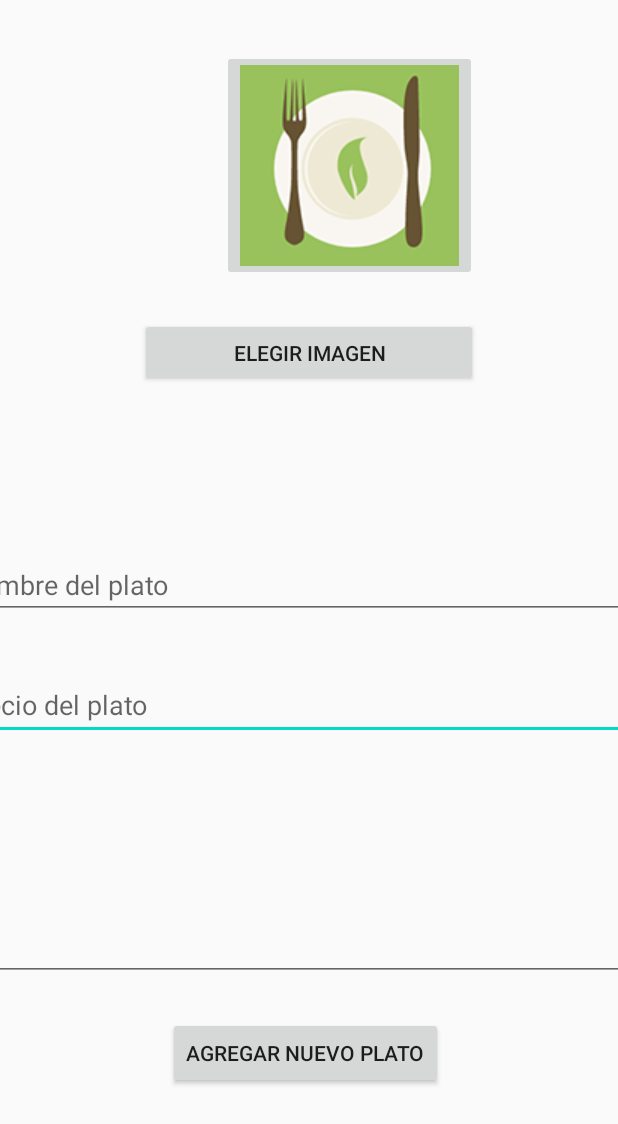
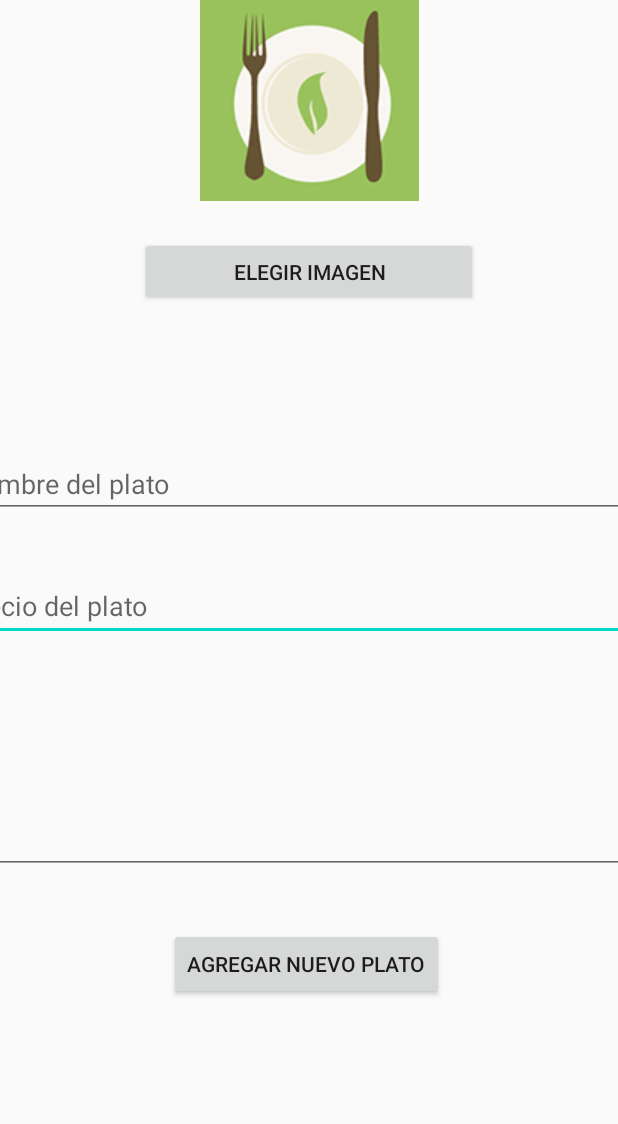
Before and after one commit to crendonzen/OuMauRestaurante, an Android app: the layout fragment_agregar_plato.xml on its own in the app's theme, with its tools: preview values and no code run, on a phone screen of 412 x 824 dp. Shown: the top 1124 px of the screen. Run offline under Robolectric (Android 15) with nearby library versions, the phone set to English and light mode, and no system bars.

Commit message:
Version 1.0: Arrastrar y soltar 1

```diff
--- a/app/src/main/AndroidManifest.xml
+++ b/app/src/main/AndroidManifest.xml
@@ -1,7 +1,6 @@
 <?xml version="1.0" encoding="utf-8"?>
 <manifest xmlns:android="http://schemas.android.com/apk/res/android"
     package="com.example.myapplication">
-
     <uses-permission android:name="android.permission.INTERNET" />
 
     <application
@@ -28,5 +27,4 @@
             </intent-filter>
         </activity>
     </application>
-
 </manifest>
--- a/app/src/main/res/layout/fragment_agregar_plato.xml
+++ b/app/src/main/res/layout/fragment_agregar_plato.xml
@@ -10,152 +10,83 @@
         android:id="@+id/btnAgregar"
         android:layout_width="wrap_content"
         android:layout_height="wrap_content"
+        android:layout_marginTop="36dp"
         android:text="Agregar nuevo plato"
-        app:layout_constraintBottom_toTopOf="@+id/guideline10"
         app:layout_constraintEnd_toEndOf="parent"
-        app:layout_constraintHorizontal_bias="0.489"
+        app:layout_constraintHorizontal_bias="0.494"
         app:layout_constraintStart_toStartOf="parent"
-        app:layout_constraintTop_toTopOf="@+id/guideline8"
-        app:layout_constraintVertical_bias="0.23" />
+        app:layout_constraintTop_toBottomOf="@+id/txtDescripcion" />
 
     <EditText
         android:id="@+id/txtPrecionPlato"
         android:layout_width="474dp"
         android:layout_height="46dp"
+        android:layout_marginTop="36dp"
         android:ems="10"
         android:hint="Precio del plato"
         android:inputType="numberDecimal"
-        app:layout_constraintBottom_toTopOf="@+id/guideline3"
         app:layout_constraintEnd_toEndOf="parent"
+        app:layout_constraintHorizontal_bias="0.501"
         app:layout_constraintStart_toStartOf="parent"
-        app:layout_constraintTop_toTopOf="@+id/guideline6" />
+        app:layout_constraintTop_toBottomOf="@+id/txtnombrePlato" />
 
     <EditText
         android:id="@+id/txtnombrePlato"
         android:layout_width="472dp"
         android:layout_height="45dp"
+        android:layout_marginTop="28dp"
         android:ems="10"
         android:hint="Nombre del plato"
         android:inputType="textPersonName"
-        app:layout_constraintBottom_toTopOf="@+id/guideline6"
         app:layout_constraintEnd_toEndOf="parent"
+        app:layout_constraintHorizontal_bias="0.498"
         app:layout_constraintStart_toStartOf="parent"
-        app:layout_constraintTop_toTopOf="@+id/guideline2" />
-
-    <androidx.constraintlayout.widget.Guideline
-        android:id="@+id/guideline"
-        android:layout_width="wrap_content"
-        android:layout_height="wrap_content"
-        android:orientation="horizontal"
-        app:layout_constraintGuide_begin="270dp" />
-
-    <androidx.constraintlayout.widget.Guideline
-        android:id="@+id/guideline2"
-        android:layout_width="wrap_content"
-        android:layout_height="wrap_content"
-        android:orientation="horizontal"
-        app:layout_constraintGuide_begin="350dp" />
-
-    <androidx.constraintlayout.widget.Guideline
-        android:id="@+id/guideline3"
-        android:layout_width="wrap_content"
-        android:layout_height="wrap_content"
-        android:orientation="horizontal"
-        app:layout_constraintGuide_begin="510dp" />
-
-    <androidx.constraintlayout.widget.Guideline
-        android:id="@+id/guideline6"
-        android:layout_width="wrap_content"
-        android:layout_height="wrap_content"
-        android:orientation="horizontal"
-        app:layout_constraintGuide_begin="430dp" />
+        app:layout_constraintTop_toBottomOf="@+id/spnCategoria" />
 
     <EditText
         android:id="@+id/txtDescripcion"
         android:layout_width="472dp"
         android:layout_height="127dp"
+        android:layout_marginTop="28dp"
         android:ems="10"
         android:gravity="start|top"
         android:inputType="textMultiLine"
-        app:layout_constraintBottom_toTopOf="@+id/guideline8"
         app:layout_constraintEnd_toEndOf="parent"
+        app:layout_constraintHorizontal_bias="0.498"
         app:layout_constraintStart_toStartOf="parent"
-        app:layout_constraintTop_toTopOf="@+id/guideline3" />
+        app:layout_constraintTop_toBottomOf="@+id/txtPrecionPlato" />
 
     <Spinner
         android:id="@+id/spnCategoria"
         android:layout_width="472dp"
         android:layout_height="44dp"
-        android:layout_marginTop="8dp"
+        android:layout_marginTop="24dp"
         android:spinnerMode="dialog"
-        app:layout_constraintBottom_toTopOf="@+id/guideline2"
         app:layout_constraintEnd_toEndOf="parent"
-        app:layout_constraintHorizontal_bias="0.509"
+        app:layout_constraintHorizontal_bias="0.501"
         app:layout_constraintStart_toStartOf="parent"
-        app:layout_constraintTop_toTopOf="@+id/guideline" />
-
-    <androidx.constraintlayout.widget.Guideline
-        android:id="@+id/guideline8"
-        android:layout_width="wrap_content"
-        android:layout_height="wrap_content"
-        android:orientation="horizontal"
-        app:layout_constraintGuide_begin="670dp" />
-
-    <androidx.constraintlayout.widget.Guideline
-        android:id="@+id/guideline10"
-        android:layout_width="wrap_content"
-        android:layout_height="wrap_content"
-        android:orientation="horizontal"
-        app:layout_constraintGuide_begin="753dp" />
+        app:layout_constraintTop_toBottomOf="@+id/btnBuscarImagen" />
 
     <Button
         android:id="@+id/btnBuscarImagen"
         android:layout_width="225dp"
         android:layout_height="46dp"
+        android:layout_marginTop="24dp"
         android:text="ELEGIR IMAGEN"
-        app:layout_constraintBottom_toTopOf="@+id/guideline"
         app:layout_constraintEnd_toEndOf="parent"
         app:layout_constraintStart_toStartOf="parent"
-        app:layout_constraintTop_toTopOf="@+id/guideline7" />
+        app:layout_constraintTop_toBottomOf="@+id/imgPlato" />
 
-    <androidx.constraintlayout.widget.Guideline
-        android:id="@+id/guideline5"
-        android:layout_width="wrap_content"
-        android:layout_height="wrap_content"
-        android:orientation="horizontal"
-        app:layout_constraintGuide_begin="20dp" />
-
-    <androidx.constraintlayout.widget.Guideline
-        android:id="@+id/guideline7"
-        android:layout_width="wrap_content"
-        android:layout_height="wrap_content"
-        android:orientation="horizontal"
-        app:layout_constraintGuide_begin="200dp" />
-
-    <ImageButton
+    <ImageView
         android:id="@+id/imgPlato"
         android:layout_width="wrap_content"
         android:layout_height="wrap_content"
-        android:maxWidth="2dp"
-        android:maxHeight="50dp"
+        android:maxWidth="200px"
+        android:maxHeight="200px"
+        android:scaleType="centerCrop"
         android:src="@mipmap/agregarc"
-        app:layout_constraintBottom_toTopOf="@+id/guideline7"
-        app:layout_constraintEnd_toStartOf="@+id/guideline11"
-        app:layout_constraintStart_toStartOf="@+id/guideline9"
-        app:layout_constraintTop_toTopOf="@+id/guideline5" />
-
-    <androidx.constraintlayout.widget.Guideline
-        android:id="@+id/guideline9"
-        android:layout_width="wrap_content"
-        android:layout_height="wrap_content"
-        android:orientation="vertical"
-        app:layout_constraintGuide_begin="122dp" />
-
-    <androidx.constraintlayout.widget.Guideline
-        android:id="@+id/guideline11"
-        android:layout_width="wrap_content"
-        android:layout_height="wrap_content"
-        android:orientation="vertical"
-        app:layout_constraintGuide_begin="344dp" />
+        app:layout_constraintEnd_toEndOf="parent"
+        app:layout_constraintStart_toStartOf="parent"
+        app:layout_constraintTop_toTopOf="parent" />
 
 </androidx.constraintlayout.widget.ConstraintLayout>
--- a/app/src/main/res/layout/fragment_platos_domicilios.xml
+++ b/app/src/main/res/layout/fragment_platos_domicilios.xml
@@ -50,7 +50,7 @@
                         android:textColor="#FAF8F8"
                         app:layout_constraintEnd_toEndOf="parent"
                         app:layout_constraintStart_toStartOf="parent"
-                        app:layout_constraintTop_toBottomOf="@+id/imageView12" />
+                        app:layout_constraintTop_toBottomOf="@+id/imgLogo" />
 
                     <androidx.recyclerview.widget.RecyclerView
                         android:id="@+id/listaPlatosMesas"
@@ -62,7 +62,7 @@
                         app:layout_constraintStart_toStartOf="parent" />
 
                     <ImageView
-                        android:id="@+id/imageView12"
+                        android:id="@+id/imgLogo"
                         android:layout_width="117dp"
                         android:layout_height="97dp"
                         android:src="@mipmap/mesa"
```
Also changed, not shown: app/src/main/java/com/example/myapplication/adaptador/AdaptadorListaMesa.java (+5 -5 lines), app/src/main/java/com/example/myapplication/adaptador/AdaptadorListaPedidos.java (+18 -7 lines), app/src/main/java/com/example/myapplication/adaptador/AdaptadorListaPlatos.java (+28 -2 lines), app/src/main/java/com/example/myapplication/adaptador/VolleySingleton.java (added, +26 -0 lines), app/src/main/java/com/example/myapplication/interfaz/AgregarPlatoFragment.java (+4 -8 lines), app/src/main/java/com/example/myapplication/interfaz/MenuPlatosFragment.java (+88 -111 lines), app/src/main/java/com/example/myapplication/mundo/Factura.java (+16 -75 lines), app/src/main/res/layout/fragment_lista_menu_platos.xml (+5 -4 lines), app/src/main/res/layout/fragment_menu_platos.xml (+5 -5 lines).
